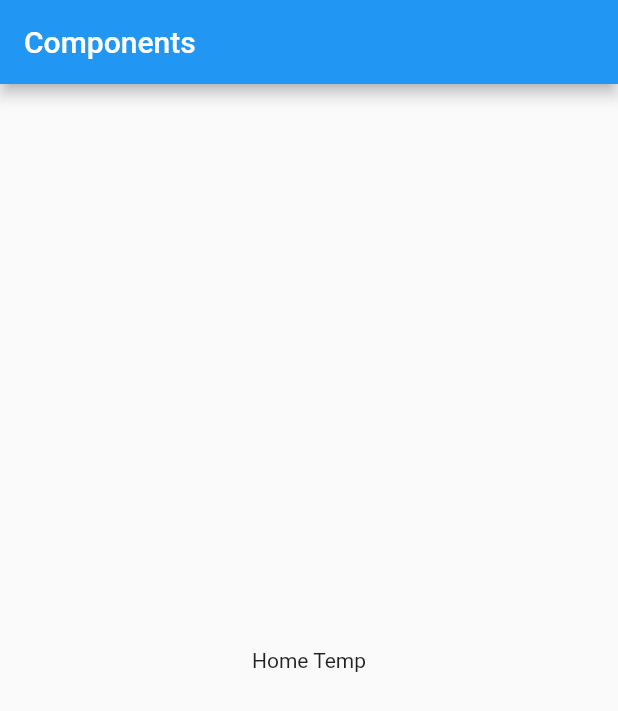
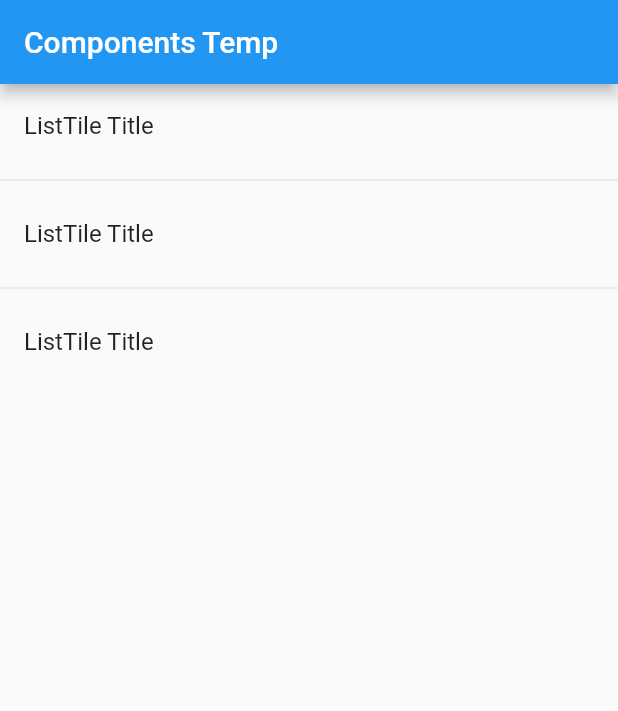
Before and after one commit to mikevillarruel/flutter-components, a Flutter app: the screen it shows after launch, on a phone screen of 412 x 824 dp. Shown: the top 711 px of the screen. Run offline on Flutter 3.47's test engine with Material 2 defaults, Android fonts, the phone set to English and light mode, and no system bars.

Commit message:
ListView

```diff
--- a/lib/main.dart
+++ b/lib/main.dart
@@ -5,17 +5,14 @@ import 'package:flutter_components/src/pages/home_temp.dart';
 void main() => runApp(MyApp());
 
 class MyApp extends StatelessWidget {
+  const MyApp({Key? key}) : super(key: key);
+
   @override
   Widget build(BuildContext context) {
-    return MaterialApp(
+    return const MaterialApp(
       title: 'Components App',
       debugShowCheckedModeBanner: false,
-      home: Scaffold(
-        appBar: AppBar(
-          title: const Text('Components'),
-        ),
-        body: const HomePagaTemp(),
-      ),
+      home: HomePageTemp(),
     );
   }
 }
--- a/lib/src/pages/home_temp.dart
+++ b/lib/src/pages/home_temp.dart
@@ -1,12 +1,29 @@
 import 'package:flutter/material.dart';
 
-class HomePagaTemp extends StatelessWidget {
-  const HomePagaTemp({Key? key}) : super(key: key);
+class HomePageTemp extends StatelessWidget {
+  const HomePageTemp({Key? key}) : super(key: key);
 
   @override
   Widget build(BuildContext context) {
-    return const Center(
-      child: Text('Home Temp'),
+    return Scaffold(
+      appBar: AppBar(
+        title: const Text('Components Temp'),
+      ),
+      body: ListView(
+        children: const <Widget>[
+          ListTile(
+            title: Text('ListTile Title'),
+          ),
+          Divider(),
+          ListTile(
+            title: Text('ListTile Title'),
+          ),
+          Divider(),
+          ListTile(
+            title: Text('ListTile Title'),
+          ),
+        ],
+      ),
     );
   }
 }
```
